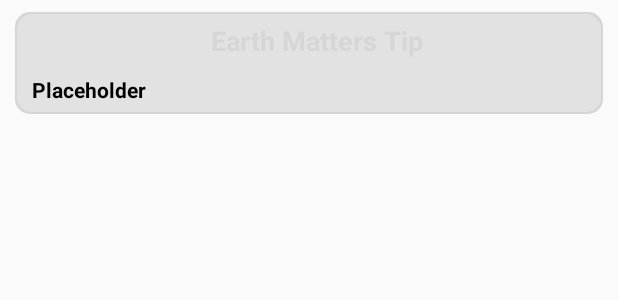
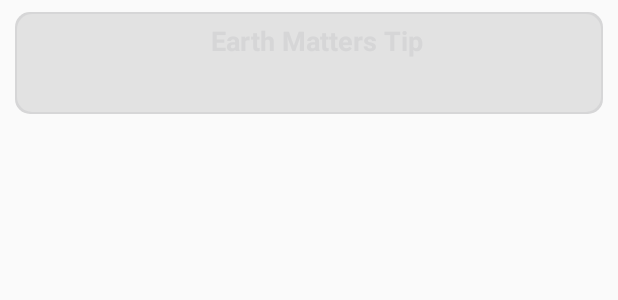
Before and after one commit to earthdayflint/EarthMatters, an Android app: the layout content_main.xml on its own in the app's theme, with its tools: preview values and no code run, on a phone screen of 412 x 824 dp. Shown: the top 300 px of the screen. Run offline under Robolectric (Android 15) with nearby library versions, the phone set to English and light mode, and no system bars.

Commit message:
Small Fixes

```diff
--- a/app/src/main/res/layout/content_main.xml
+++ b/app/src/main/res/layout/content_main.xml
@@ -71,7 +71,6 @@
                         android:paddingLeft="10dp"
                         android:paddingRight="10dp"
                         android:paddingTop="5dp"
-                        android:text="Placeholder"
                         android:textColor="#000"
                         android:textSize="14sp"
                         android:textStyle="bold" />
```
Also changed, not shown: 1 other file.
